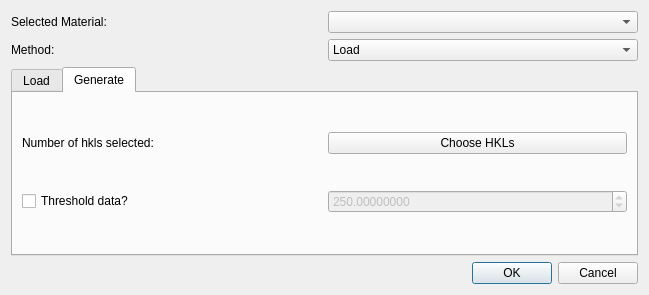
The window that hexrdgui/resources/ui/ome_maps_select_dialog.ui (HEXRD/hexrdgui) describes before a commit, drawn with Qt 5.
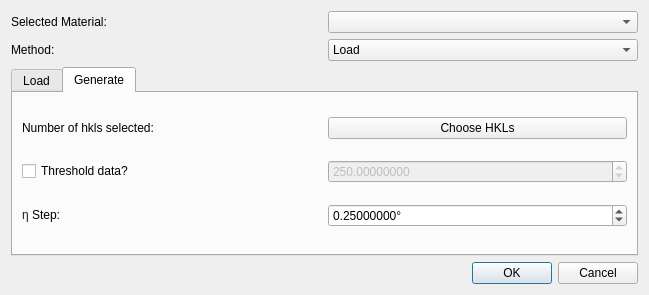
The same window after the commit. The open tabs and pages were chosen to show the change. Custom widgets are drawn as their Qt base class.

Commit message:
Add option to set eta_step size for eta omega maps
It was previously fixed to 0.25 degrees. However, the users may find
it beneficial to change this.

Smaller eta_step sizes might lead to less overlap between neighboring
peaks in the eta omega maps, for example.

```diff
--- a/hexrdgui/resources/ui/ome_maps_select_dialog.ui
+++ b/hexrdgui/resources/ui/ome_maps_select_dialog.ui
@@ -88,6 +88,44 @@
          </property>
         </widget>
        </item>
+       <item row="4" column="0">
+        <widget class="QLabel" name="eta_step_label">
+         <property name="toolTip">
+          <string>&lt;html&gt;&lt;head/&gt;&lt;body&gt;&lt;p&gt;Pixel resolution in &lt;span style=&quot; font-family:'sans-serif'; color:#202122; background-color:#f8f9fa;&quot;&gt;η&lt;/span&gt;&lt;/p&gt;&lt;/body&gt;&lt;/html&gt;</string>
+         </property>
+         <property name="text">
+          <string>&lt;html&gt;&lt;head/&gt;&lt;body&gt;&lt;p&gt;&lt;span style=&quot; font-family:'sans-serif'; color:#202122; background-color:#f8f9fa;&quot;&gt;η&lt;/span&gt; Step:&lt;/p&gt;&lt;/body&gt;&lt;/html&gt;</string>
+         </property>
+         <property name="buddy">
+          <cstring>eta_step</cstring>
+         </property>
+        </widget>
+       </item>
+       <item row="4" column="1">
+        <widget class="ScientificDoubleSpinBox" name="eta_step">
+         <property name="toolTip">
+          <string>&lt;html&gt;&lt;head/&gt;&lt;body&gt;&lt;p&gt;Pixel resolution in &lt;span style=&quot; font-family:'sans-serif'; color:#202122; background-color:#f8f9fa;&quot;&gt;η&lt;/span&gt;&lt;/p&gt;&lt;/body&gt;&lt;/html&gt;</string>
+         </property>
+         <property name="suffix">
+          <string>°</string>
+         </property>
+         <property name="decimals">
+          <number>8</number>
+         </property>
+         <property name="minimum">
+          <double>0.000100000000000</double>
+         </property>
+         <property name="maximum">
+          <double>360.000000000000000</double>
+         </property>
+         <property name="singleStep">
+          <double>0.050000000000000</double>
+         </property>
+         <property name="value">
+          <double>0.250000000000000</double>
+         </property>
+        </widget>
+       </item>
       </layout>
      </widget>
     </widget>
```
Left out of the diff: 33 changed lines with no effect on the pictures. The commit also changes 2 other files.
